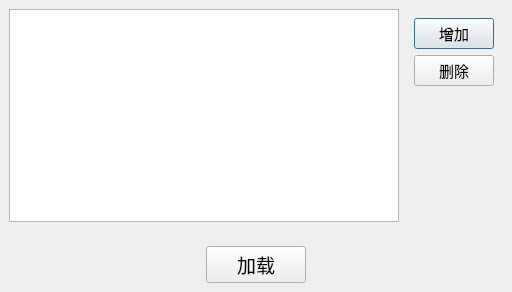
Above: digitalIntegration/OneClickLoadDialog.ui from jiaqingguo/DI before the change. Below: the same form after it.
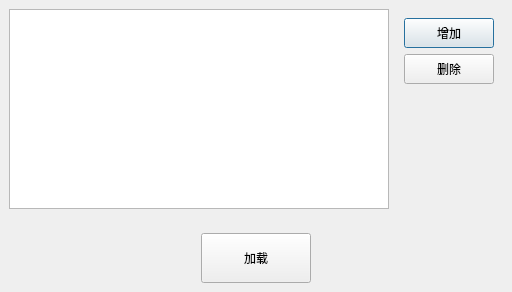
That is the form after the change.

The edit to the form file:
```diff
--- a/digitalIntegration/OneClickLoadDialog.ui
+++ b/digitalIntegration/OneClickLoadDialog.ui
@@ -61,16 +61,10 @@
         <widget class="QPushButton" name="btnAdd">
          <property name="minimumSize">
           <size>
-           <width>80</width>
+           <width>90</width>
            <height>30</height>
           </size>
          </property>
-         <property name="font">
-          <font>
-           <family>黑体</family>
-           <pointsize>11</pointsize>
-          </font>
-         </property>
          <property name="text">
           <string>增加</string>
          </property>
@@ -80,16 +74,10 @@
         <widget class="QPushButton" name="btnDel">
          <property name="minimumSize">
           <size>
-           <width>80</width>
+           <width>90</width>
            <height>30</height>
           </size>
          </property>
-         <property name="font">
-          <font>
-           <family>黑体</family>
-           <pointsize>11</pointsize>
-          </font>
-         </property>
          <property name="text">
           <string>删除</string>
          </property>
@@ -143,16 +131,10 @@
       <widget class="QPushButton" name="btnOk">
        <property name="minimumSize">
         <size>
-         <width>100</width>
-         <height>35</height>
+         <width>110</width>
+         <height>50</height>
         </size>
        </property>
-       <property name="font">
-        <font>
-         <family>黑体</family>
-         <pointsize>14</pointsize>
-        </font>
-       </property>
        <property name="text">
         <string>加载</string>
        </property>
```
